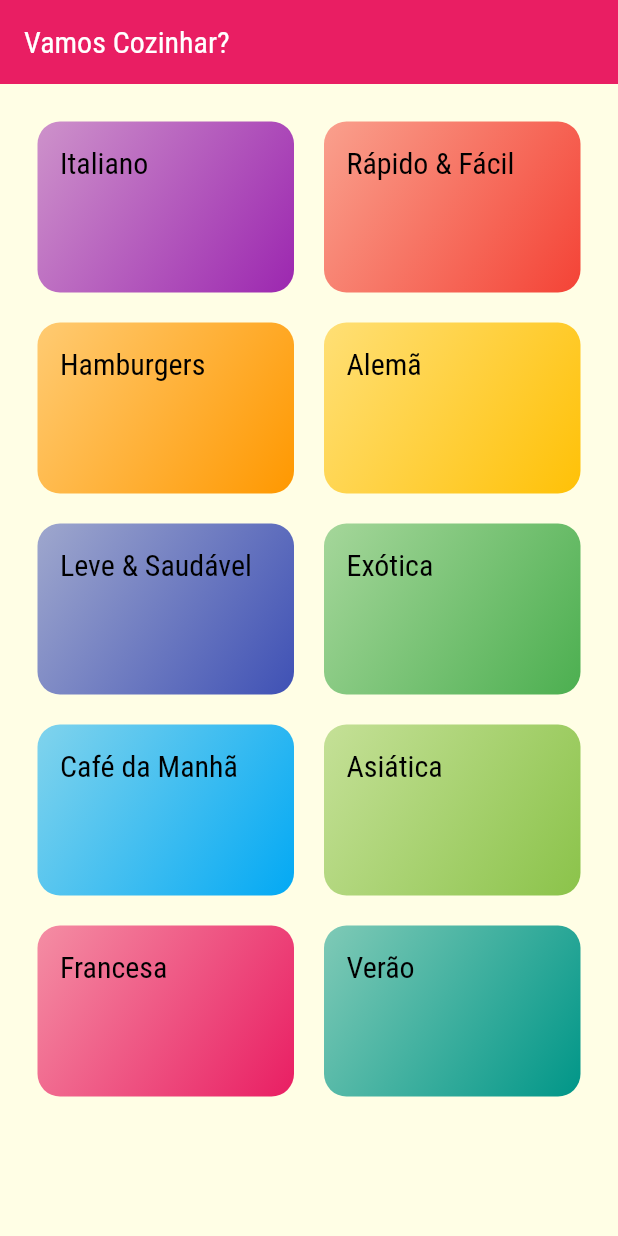
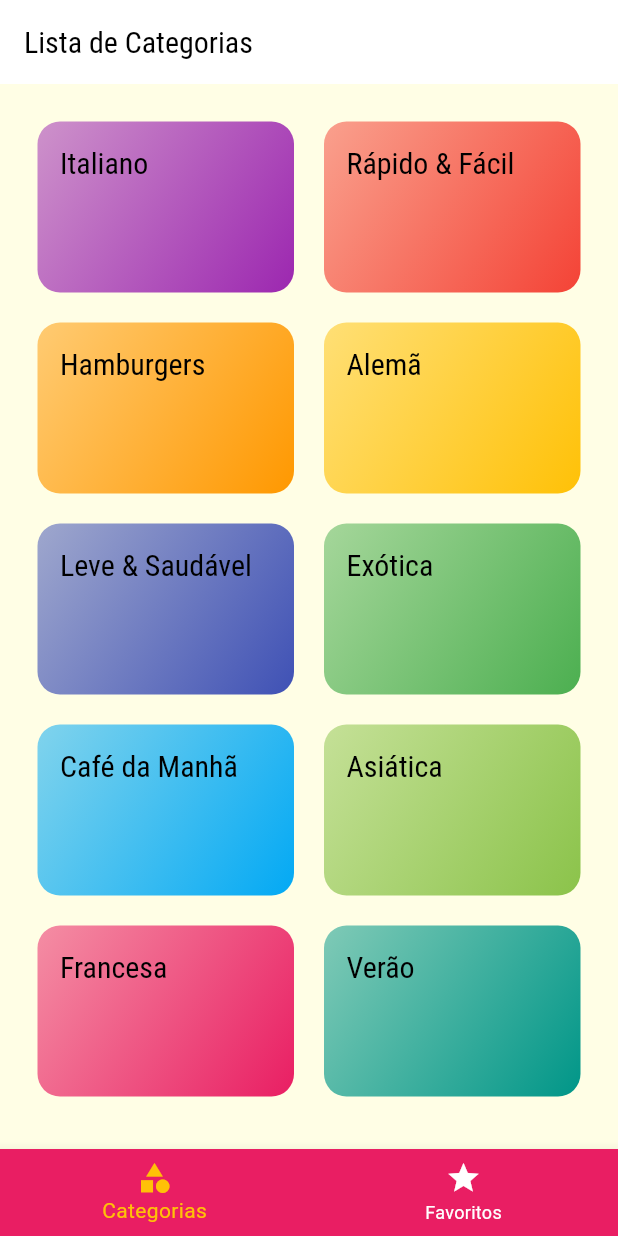
Before and after one commit to ViniciusTomeVieira/mealsApp, a Flutter app: the screen it shows after launch, on a phone screen of 412 x 824 dp. Run offline on Flutter 3.47's test engine with Material 3 defaults, Android fonts, the phone set to English and light mode, and no system bars.

Commit message:
Creating the favorite foods screen and changing the main screen with bottom Tabbar

```diff
--- a/lib/main.dart
+++ b/lib/main.dart
@@ -2,6 +2,7 @@ import 'package:flutter/material.dart';
 import 'package:mealsapp/screens/categories_meals_screen.dart';
 import 'package:mealsapp/screens/categories_screen.dart';
 import 'package:mealsapp/screens/meal_detail_screen.dart';
+import 'package:mealsapp/screens/tabs_screen.dart';
 import 'package:mealsapp/utils/app_routes.dart';
 
 void main() => runApp(MyApp());
@@ -30,7 +31,7 @@ class MyApp extends StatelessWidget {
         )
       ),
       routes: {
-        AppRoutes.HOME: (ctx) => CategoriesScreen(),
+        AppRoutes.HOME: (ctx) => TabsScreen(),
         AppRoutes.CATEGORIES_MEALS : (ctx) => CategoriesMealsScreen(),
         AppRoutes.MEAL_DETAIL : (ctx) => MealDetailScreen(),
       },
--- a/lib/screens/categories_screen.dart
+++ b/lib/screens/categories_screen.dart
@@ -7,15 +7,7 @@ class CategoriesScreen extends StatelessWidget {
 
   @override
   Widget build(BuildContext context) {
-    return Scaffold(
-      appBar: AppBar(
-        title: Text(
-          'Vamos Cozinhar?',
-          style: TextStyle(color: Colors.white),
-          ),
-        backgroundColor: Theme.of(context).primaryColor,
-      ),
-      body: GridView(
+    return GridView(
         padding: const EdgeInsets.all(25),
         gridDelegate: SliverGridDelegateWithMaxCrossAxisExtent(
             maxCrossAxisExtent: 200,
@@ -26,7 +18,6 @@ class CategoriesScreen extends StatelessWidget {
           children: dummyCategories.map((cat) {
             return CategoryItem(category: cat);
           }).toList(),
-      ),
-    );
+      );
   }
 }
--- /dev/null
+++ b/lib/screens/favorite_screen.dart
@@ -0,0 +1,12 @@
+import 'package:flutter/material.dart';
+
+class FavoriteScreen extends StatelessWidget {
+  const FavoriteScreen({super.key});
+
+  @override
+  Widget build(BuildContext context) {
+    return Center(
+      child: Text('Minha refeicoes favoritas'),
+    );
+  }
+}
--- /dev/null
+++ b/lib/screens/tabs_screen.dart
@@ -0,0 +1,50 @@
+import 'package:flutter/material.dart';
+import 'package:mealsapp/screens/categories_screen.dart';
+import 'package:mealsapp/screens/favorite_screen.dart';
+
+class TabsScreen extends StatefulWidget {
+  const TabsScreen({super.key});
+
+  @override
+  State<TabsScreen> createState() => _TabsScreenState();
+}
+
+class _TabsScreenState extends State<TabsScreen> {
+
+  int _selectedScreenIndex = 0;
+  final List<Map<String, Object>> _screens = [
+    {'title': 'Lista de Categorias', 'screen': CategoriesScreen()},
+    {'title': 'Meus Favoritos', 'screen': FavoriteScreen()}
+  ];
+
+  _selectScreen(int index) {
+    setState(() {
+      _selectedScreenIndex = index;
+    });
+  }
+
+  @override
+  Widget build(BuildContext context) {
+    return Scaffold(
+      appBar: AppBar(title: Text(_screens[_selectedScreenIndex]['title'] as String)),
+      body: _screens[_selectedScreenIndex]['screen'] as Widget,
+      bottomNavigationBar: BottomNavigationBar(
+        onTap: _selectScreen,
+        backgroundColor: Theme.of(context).primaryColor,
+        unselectedItemColor: Colors.white,
+        selectedItemColor: Theme.of(context).colorScheme.secondary,
+        currentIndex: _selectedScreenIndex,
+        items: [
+          BottomNavigationBarItem(
+            icon: Icon(Icons.category),
+            label: 'Categorias',
+          ),
+          BottomNavigationBarItem(
+            icon: Icon(Icons.star),
+            label: 'Favoritos',
+          ),
+        ],
+      ),
+    );
+  }
+}
```
